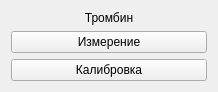
Before: the Qt Designer form choisedialog/ko4.ui in krang4d/Agrekola, drawn with Qt 5.
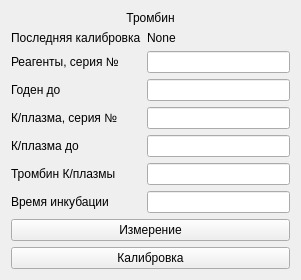
After: the same form once the commit is applied.

Commit message: add to choisedialog a calibration data

Patch:
```diff
--- a/choisedialog/ko4.ui
+++ b/choisedialog/ko4.ui
@@ -6,18 +6,22 @@
    <rect>
     <x>0</x>
     <y>0</y>
-    <width>218</width>
-    <height>91</height>
+    <width>301</width>
+    <height>266</height>
    </rect>
   </property>
   <property name="windowTitle">
    <string>Form</string>
   </property>
-  <layout class="QVBoxLayout" name="verticalLayout_2">
-   <item>
     <layout class="QVBoxLayout" name="verticalLayout">
      <item>
       <widget class="QLabel" name="label">
+     <property name="maximumSize">
+      <size>
+       <width>16777215</width>
+       <height>50</height>
+      </size>
+     </property>
        <property name="text">
         <string>Тромбин</string>
        </property>
@@ -29,6 +33,90 @@
        </property>
       </widget>
      </item>
+   <item>
+    <layout class="QFormLayout" name="formLayout_3">
+     <item row="0" column="0">
+      <widget class="QLabel" name="label_50">
+       <property name="text">
+        <string>Последняя калибровка</string>
+       </property>
+      </widget>
+     </item>
+     <item row="0" column="1">
+      <widget class="QLabel" name="label_calibrationData_6">
+       <property name="minimumSize">
+        <size>
+         <width>40</width>
+         <height>0</height>
+        </size>
+       </property>
+       <property name="text">
+        <string>None</string>
+       </property>
+      </widget>
+     </item>
+     <item row="1" column="0">
+      <widget class="QLabel" name="label_48">
+       <property name="text">
+        <string>Реагенты, серия №</string>
+       </property>
+      </widget>
+     </item>
+     <item row="1" column="1">
+      <widget class="QLineEdit" name="lineEdit_23"/>
+     </item>
+     <item row="2" column="0">
+      <widget class="QLabel" name="label_52">
+       <property name="text">
+        <string>Годен до</string>
+       </property>
+      </widget>
+     </item>
+     <item row="2" column="1">
+      <widget class="QLineEdit" name="lineEdit_24"/>
+     </item>
+     <item row="3" column="0">
+      <widget class="QLabel" name="label_49">
+       <property name="text">
+        <string>К/плазма, серия №</string>
+       </property>
+      </widget>
+     </item>
+     <item row="3" column="1">
+      <widget class="QLineEdit" name="lineEdit_25"/>
+     </item>
+     <item row="4" column="0">
+      <widget class="QLabel" name="label_53">
+       <property name="text">
+        <string>К/плазма до</string>
+       </property>
+      </widget>
+     </item>
+     <item row="4" column="1">
+      <widget class="QLineEdit" name="lineEdit_26"/>
+     </item>
+     <item row="5" column="0">
+      <widget class="QLabel" name="label_51">
+       <property name="text">
+        <string>Тромбин К/плазмы</string>
+       </property>
+      </widget>
+     </item>
+     <item row="5" column="1">
+      <widget class="QLineEdit" name="lineEdit_27"/>
+     </item>
+     <item row="6" column="0">
+      <widget class="QLabel" name="label_47">
+       <property name="text">
+        <string>Время инкубации</string>
+       </property>
+      </widget>
+     </item>
+     <item row="6" column="1">
+      <widget class="QLineEdit" name="lineEdit_3"/>
+     </item>
+    </layout>
+   </item>
      <item>
       <widget class="QPushButton" name="startButton">
        <property name="text">
@@ -48,8 +136,6 @@
         <string>Ctrl+Return</string>
        </property>
       </widget>
-     </item>
-    </layout>
    </item>
   </layout>
  </widget>
```
Lines whose indentation alone changed are shown as unchanged. The commit also changes 8 other files.
